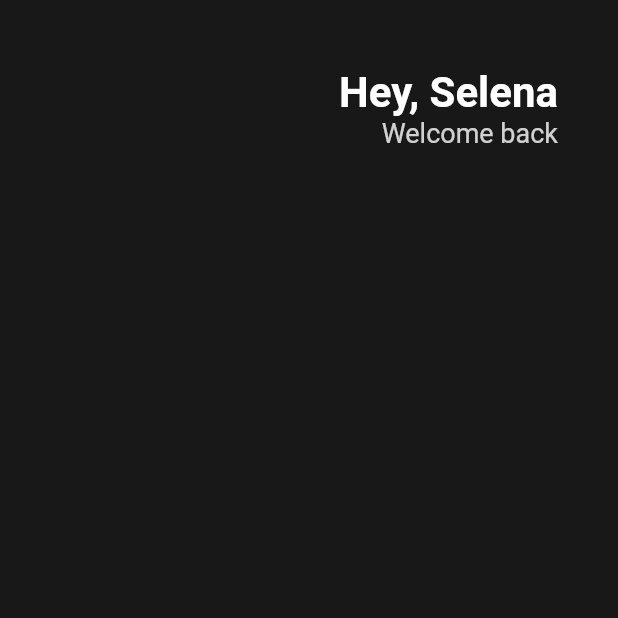
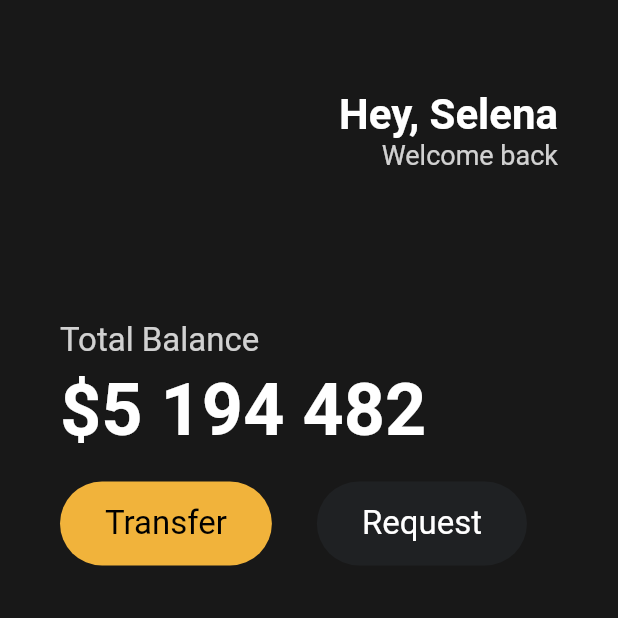
Before and after one commit to ljyo2o9/flutter, a Flutter app: the screen it shows after launch, on a phone screen of 412 x 824 dp, the top half of it. Run offline on Flutter 3.47's test engine with Material 2 defaults, Android fonts, the phone set to English and light mode, and no system bars.

Commit message:
Make Button Class

```diff
--- a/toonfix/lib/main.dart
+++ b/toonfix/lib/main.dart
@@ -1,4 +1,5 @@
 import 'package:flutter/material.dart';
+import 'package:toonfix/widgets/button.dart';
 
 void main() {
   runApp(const MyApp());
@@ -12,21 +13,22 @@ class MyApp extends StatelessWidget {
     return MaterialApp(
       debugShowCheckedModeBanner: false,
       home: Scaffold(
-        backgroundColor: Color(0xFF181818),
+        backgroundColor: const Color(0xFF181818),
         body: Padding(
           padding: const EdgeInsets.symmetric(horizontal: 40),
           child: Column(
+            crossAxisAlignment: CrossAxisAlignment.start,
             children: [
-              SizedBox(
-                height: 45,
-              ),
               Row(
                 mainAxisAlignment: MainAxisAlignment.end,
                 children: [
                   Column(
                     crossAxisAlignment: CrossAxisAlignment.end,
                     children: [
-                      Text(
+                      const SizedBox(
+                        height: 60,
+                      ),
+                      const Text(
                         'Hey, Selena',
                         style: TextStyle(
                             color: Colors.white,
@@ -42,6 +44,43 @@ class MyApp extends StatelessWidget {
                   ),
                 ],
               ),
+              const SizedBox(
+                height: 100,
+              ),
+              Text(
+                'Total Balance',
+                style: TextStyle(
+                  fontSize: 22,
+                  color: Colors.white.withOpacity(0.8),
+                ),
+              ),
+              const SizedBox(
+                height: 5,
+              ),
+              const Text(
+                '\$5 194 482 ',
+                style: TextStyle(
+                  fontSize: 48,
+                  fontWeight: FontWeight.bold,
+                  color: Colors.white,
+                ),
+              ),
+              const SizedBox(
+                height: 20,
+              ),
+              const Row(
+                children: [
+                  Button(
+                      text: 'Transfer',
+                      buttonColor: Color(0xFFF1B33B),
+                      textColor: Colors.black),
+                  SizedBox(width: 30),
+                  Button(
+                      text: 'Request',
+                      buttonColor: Color(0xFF1F2123),
+                      textColor: Colors.white),
+                ],
+              ),
             ],
           ),
         ),
--- /dev/null
+++ b/toonfix/lib/widgets/button.dart
@@ -0,0 +1,39 @@
+import 'package:flutter/material.dart';
+
+class Button extends StatelessWidget {
+  final String text;
+  final Color buttonColor;
+  final Color textColor;
+
+  const Button({
+    super.key,
+    required this.text,
+    required this.buttonColor,
+    required this.textColor,
+  });
+
+  @override
+  Widget build(BuildContext context) {
+    return Container(
+      decoration: BoxDecoration(
+        color: buttonColor,
+        borderRadius: const BorderRadius.all(
+          Radius.circular(60),
+        ),
+      ),
+      child: Padding(
+        padding: const EdgeInsetsDirectional.symmetric(
+          vertical: 15,
+          horizontal: 30,
+        ),
+        child: Text(
+          text,
+          style: TextStyle(
+            fontSize: 22,
+            color: textColor,
+          ),
+        ),
+      ),
+    );
+  }
+}
```
